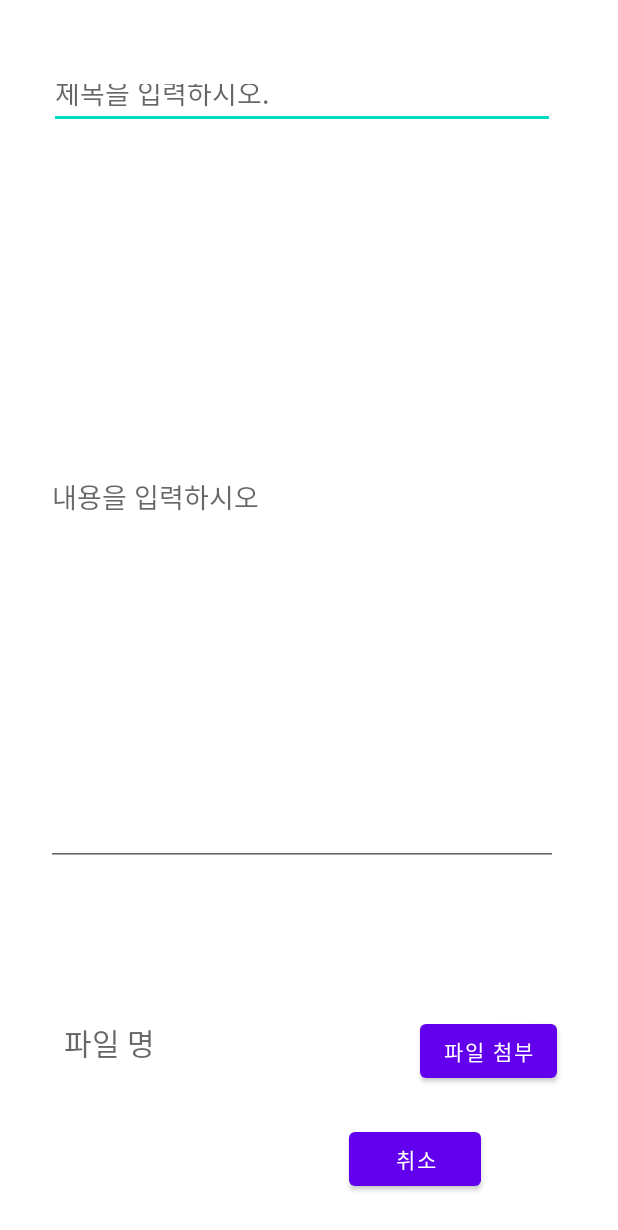
After one commit to limkk90/CapstonAdroid, an Android app: the FreeCommunityInsert screen opened directly, with no data from a screen before it, on a phone screen of 412 x 824 dp. The commit adds this screen. Shown: the top 1230 px of the screen. Run offline under Robolectric (Android 15) with nearby library versions, the phone set to English and light mode, and no system bars.

Commit message:
그냥 조금 추가

```diff
--- a/app/build.gradle
+++ b/app/build.gradle
@@ -6,7 +6,6 @@ android {
     compileSdkVersion 30
     buildToolsVersion "30.0.3"
     viewBinding.enabled=true
-
     defaultConfig {
         applicationId "org.yju.myapplication"
         minSdkVersion 16
--- a/app/src/main/java/org/yju/myapplication/DataService.java
+++ b/app/src/main/java/org/yju/myapplication/DataService.java
@@ -18,7 +18,7 @@ import retrofit2.http.POST;
 import retrofit2.http.Path;
 
 public class DataService {
-    private String BASE_URL = "http://172.26.1.201:9999/"; // TODO REST API 퍼블릭 IP로 변경
+    private String BASE_URL = "http://172.26.1.197:9999/"; // TODO REST API 퍼블릭 IP로 변경
 
     Gson gson = new GsonBuilder()
             .setLenient()
--- /dev/null
+++ b/app/src/main/java/org/yju/myapplication/FreeCommunityInsert.java
@@ -0,0 +1,42 @@
+package org.yju.myapplication;
+
+import androidx.appcompat.app.AppCompatActivity;
+
+import android.os.Bundle;
+import android.view.View;
+import android.widget.Button;
+import android.widget.EditText;
+import android.widget.TextView;
+
+public class FreeCommunityInsert extends AppCompatActivity {
+
+    private EditText et_free_cmt_id_insert, et_free_cmt_content_insert;
+    private Button btn_fileGo, btn_free_cmd_insert, btn_free_cmd_no;
+    private TextView tv_fileName;
+    private String title, content;
+
+    @Override
+    protected void onCreate(Bundle savedInstanceState) {
+        super.onCreate(savedInstanceState);
+        setContentView(R.layout.activity_free_community_insert);
+
+        et_free_cmt_content_insert = findViewById(R.id.et_free_cmt_id_insert);
+        et_free_cmt_content_insert = findViewById(R.id.et_free_cmt_content_insert);
+        btn_fileGo = findViewById(R.id.btn_fileGo);
+        btn_free_cmd_insert = findViewById(R.id.btn_free_cmd_insert);
+        btn_free_cmd_no = findViewById(R.id.btn_free_cmd_no);
+        tv_fileName = findViewById(R.id.tv_fileName);
+
+
+        btn_free_cmd_insert.setOnClickListener(new View.OnClickListener() {
+            @Override
+            public void onClick(View v) {
+                title = et_free_cmt_id_insert.getText().toString();
+                content = et_free_cmt_content_insert.getText().toString();
+
+                // BoardDto 불러오기
+
+            }
+        });
+    }
+}
--- /dev/null
+++ b/app/src/main/res/layout/activity_free_community_insert.xml
@@ -0,0 +1,82 @@
+<?xml version="1.0" encoding="utf-8"?>
+<androidx.constraintlayout.widget.ConstraintLayout xmlns:android="http://schemas.android.com/apk/res/android"
+    xmlns:app="http://schemas.android.com/apk/res-auto"
+    xmlns:tools="http://schemas.android.com/tools"
+    android:layout_width="match_parent"
+    android:layout_height="match_parent"
+    tools:context=".FreeCommunityInsert">
+
+    <EditText
+        android:id="@+id/et_free_cmt_id_insert"
+        android:layout_width="337dp"
+        android:layout_height="40dp"
+        android:layout_marginStart="32dp"
+        android:layout_marginLeft="32dp"
+        android:layout_marginTop="46dp"
+        android:layout_marginEnd="42dp"
+        android:layout_marginRight="42dp"
+        android:ems="10"
+        android:inputType="textPersonName"
+        android:hint="제목을 입력하시오."
+        app:layout_constraintEnd_toEndOf="parent"
+        app:layout_constraintStart_toStartOf="parent"
+        app:layout_constraintTop_toTopOf="parent" />
+
+    <EditText
+        android:id="@+id/et_free_cmt_content_insert"
+        android:layout_width="341dp"
+        android:layout_height="491dp"
+        android:ems="10"
+        android:inputType="textPersonName"
+        android:hint="내용을 입력하시오"
+        app:layout_constraintEnd_toEndOf="@+id/et_free_cmt_id_insert"
+        app:layout_constraintStart_toStartOf="@+id/et_free_cmt_id_insert"
+        app:layout_constraintTop_toBottomOf="@+id/et_free_cmt_id_insert" />
+
+    <Button
+        android:id="@+id/btn_fileGo"
+        android:layout_width="wrap_content"
+        android:layout_height="wrap_content"
+        android:layout_marginStart="279dp"
+        android:layout_marginLeft="279dp"
+        android:layout_marginBottom="99dp"
+        android:text="파일 첨부"
+        app:layout_constraintBottom_toBottomOf="parent"
+        app:layout_constraintEnd_toEndOf="@+id/et_free_cmt_content_insert"
+        app:layout_constraintStart_toStartOf="parent" />
+
+    <TextView
+        android:id="@+id/tv_fileName"
+        android:layout_width="226dp"
+        android:layout_height="42dp"
+        android:layout_marginBottom="102dp"
+        android:hint="파일 명"
+        android:textSize="20sp"
+        app:layout_constraintBottom_toBottomOf="parent"
+        app:layout_constraintEnd_toStartOf="@+id/btn_fileGo"
+        app:layout_constraintStart_toStartOf="@+id/et_free_cmt_content_insert" />
+
+    <Button
+        android:id="@+id/btn_free_cmd_insert"
+        android:layout_width="wrap_content"
+        android:layout_height="wrap_content"
+        android:layout_marginStart="134dp"
+        android:layout_marginLeft="134dp"
+        android:layout_marginEnd="100dp"
+        android:layout_marginRight="100dp"
+        android:layout_marginBottom="27dp"
+        android:text="등록"
+        app:layout_constraintBottom_toBottomOf="parent"
+        app:layout_constraintEnd_toStartOf="@+id/btn_free_cmd_no"
+        app:layout_constraintStart_toStartOf="parent" />
+
+    <Button
+        android:id="@+id/btn_free_cmd_no"
+        android:layout_width="wrap_content"
+        android:layout_height="wrap_content"
+        android:layout_marginEnd="91dp"
+        android:layout_marginRight="91dp"
+        android:text="취소"
+        app:layout_constraintEnd_toEndOf="parent"
+        app:layout_constraintTop_toTopOf="@+id/btn_free_cmd_insert" />
+</androidx.constraintlayout.widget.ConstraintLayout>
```
Also changed, not shown: app/src/main/AndroidManifest.xml (+13 -11 lines), app/src/main/java/org/yju/myapplication/CommunityFreeFrag.java (+18 -0 lines), app/src/main/res/layout/activity_my_page.xml (+23 -9 lines), app/src/main/res/layout/community_free.xml (+24 -4 lines).
